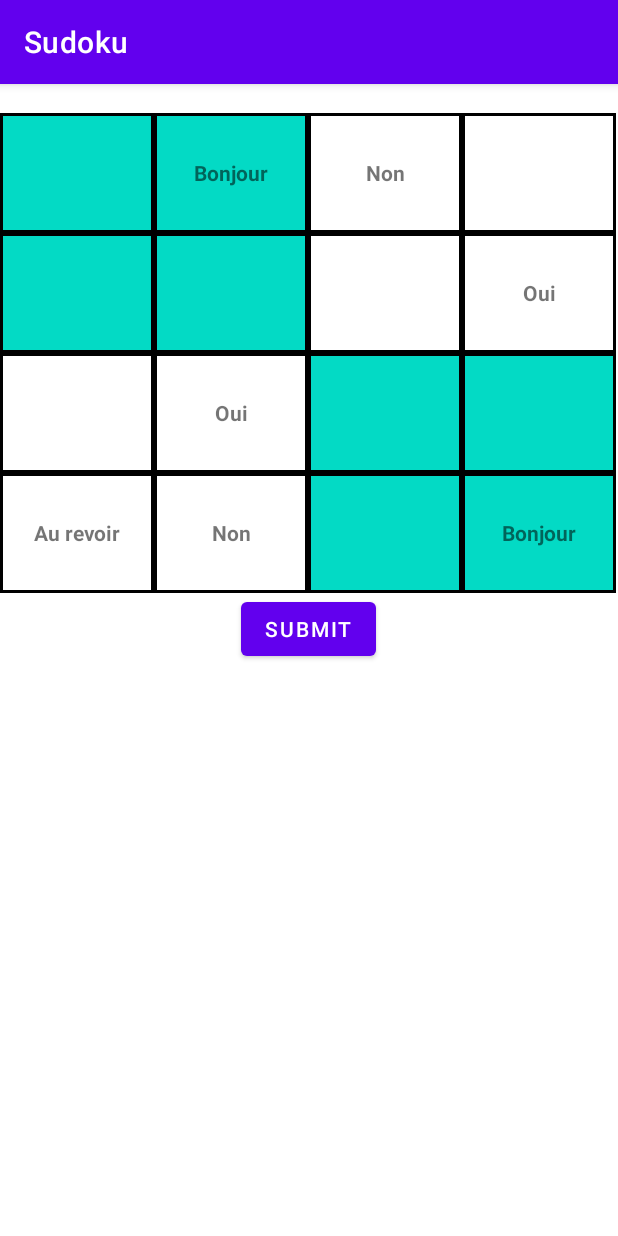
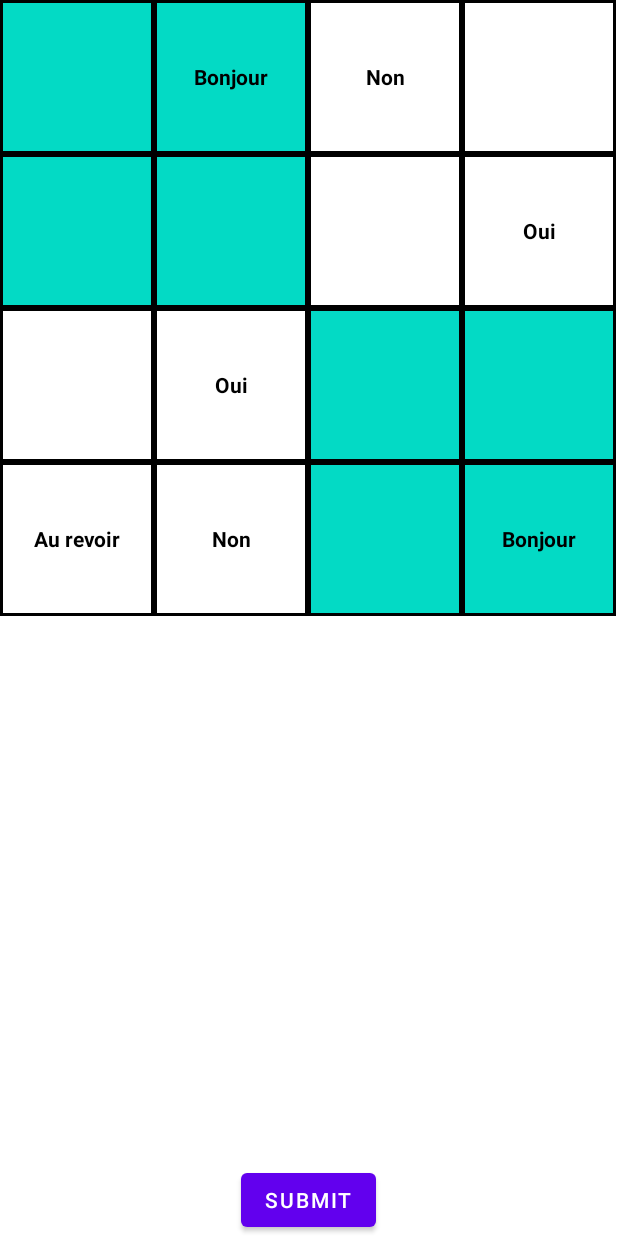
Before and after one commit to Hytherist/Sudoku-Vocab, an Android app: the screen it shows after launch (MainActivity), on a phone screen of 412 x 824 dp. Run offline under Robolectric (Android 15) with nearby library versions, the phone set to English and light mode, and no system bars.

Commit message:
Add dynamic cells to fit different size boards in screen

```diff
--- a/app/src/main/AndroidManifest.xml
+++ b/app/src/main/AndroidManifest.xml
@@ -12,7 +12,7 @@
         android:theme="@style/Theme.Sudoku"
         tools:targetApi="31">
         <activity
-            android:name=".activities.MainActivity"
+            android:name=".controller.MainActivity"
             android:exported="true">
             <intent-filter>
                 <action android:name="android.intent.action.MAIN" />
--- a/app/src/main/java/com/foxtrot/sudoku/activities/MainActivity.java
+++ b/app/src/main/java/com/foxtrot/sudoku/controller/MainActivity.java
@@ -1,11 +1,13 @@
-package com.foxtrot.sudoku.activities;
+package com.foxtrot.sudoku.controller;
 
 import android.graphics.Color;
 import android.graphics.Typeface;
 import android.os.Bundle;
 import android.view.Gravity;
 import android.view.Menu;
+import android.view.View;
 import android.widget.Button;
+import android.widget.GridLayout;
 import android.widget.PopupMenu;
 import android.widget.TableLayout;
 import android.widget.TableRow;
@@ -14,11 +16,14 @@ import androidx.appcompat.app.AlertDialog;
 import androidx.appcompat.app.AppCompatActivity;
 import androidx.core.content.res.ResourcesCompat;
 import com.foxtrot.sudoku.R;
-import com.foxtrot.sudoku.models.App;
-import com.foxtrot.sudoku.models.Board;
-import com.foxtrot.sudoku.models.BoardSize;
-import com.foxtrot.sudoku.models.Pair;
+import com.foxtrot.sudoku.model.App;
+import com.foxtrot.sudoku.model.Board;
+import com.foxtrot.sudoku.model.BoardSize;
+import com.foxtrot.sudoku.model.Pair;
+import com.foxtrot.sudoku.view.SudokuCellView;
+
 import java.util.Map;
+import java.util.Objects;
 
 public class MainActivity extends AppCompatActivity {
 
@@ -44,52 +49,39 @@ public class MainActivity extends AppCompatActivity {
     }
 
     private void displayBoard() {
-        TableLayout sudokuBoard = findViewById(R.id.sudoku_table);
-        sudokuBoard.setStretchAllColumns(true);
+        GridLayout sudokuBoard = findViewById(R.id.sudoku_table);
+        int size = boardSize.getSize();
+        sudokuBoard.setRowCount(size);
+        sudokuBoard.setColumnCount(size);
 
-        for (int i = 0; i < boardSize.getSize(); i++) {
-            TableRow tableRow = new TableRow(this);
-            for (int j = 0; j < boardSize.getSize(); j++) {
-                TextView cell = initializeCell(i, j);
-                tableRow.addView(cell);
+        for (int i = 0; i < size; i++) {
+            for (int j = 0; j < size; j++) {
+                SudokuCellView cell = initializeCell(i, j);
+                sudokuBoard.addView(cell);
             }
-            sudokuBoard.addView(tableRow);
         }
     }
 
-    private TextView initializeCell(int row, int col) {
+    private SudokuCellView initializeCell(int row, int col) {
         Board board = app.getBoard();
         Map<Integer, Pair<String, String>> wordMap = app.getWordMap();
 
-        TextView cell = new TextView(this);
+        SudokuCellView cell = new SudokuCellView(this, boardSize.getSize());
         cell.setGravity(Gravity.CENTER);
 
-        // Set initial word
         int value = board.getValue(row, col);
         Pair<String, String> wordPair = wordMap.get(value);
-        boolean empty = wordPair == null;
-        if (empty) {
+        boolean emptyCell = wordPair == null;
+        if (emptyCell) {
             Typeface normalTypeface = Typeface.defaultFromStyle(Typeface.NORMAL);
             cell.setTypeface(normalTypeface);
             cell.setTextColor(Color.BLUE);
             cell.setText("");
-            cell.setOnClickListener(view -> {
-                PopupMenu popupMenu = new PopupMenu(this, view);
-                for (Map.Entry<Integer, Pair<String, String>> mapping : wordMap.entrySet()) {
-                    popupMenu.getMenu().add(1, mapping.getKey(), Menu.NONE, mapping.getValue().first);
-                }
-
-                popupMenu.setOnMenuItemClickListener(menuItem -> {
-                    ((TextView) view).setText(wordMap.get(menuItem.getItemId()).second);
-                    board.setValue(row, col, menuItem.getItemId());
-                    return true;
-                });
-
-                popupMenu.show();
-            });
+            cell.setOnClickListener(view -> onCellClick(view, row, col));
         } else {
             Typeface boldTypeface = Typeface.defaultFromStyle(Typeface.BOLD);
             cell.setTypeface(boldTypeface);
+            cell.setTextColor(Color.BLACK);
             cell.setText(wordPair.second);
         }
 
@@ -98,6 +90,22 @@ public class MainActivity extends AppCompatActivity {
         cell.setBackground(ResourcesCompat.getDrawable(getResources(), toggle == 0 ? R.drawable.cellteal : R.drawable.cellwhite, null));
 
         return cell;
+    }
+
+    private void onCellClick(View view, int row, int col) {
+        Map<Integer, Pair<String, String>> wordMap = app.getWordMap();
+        PopupMenu popupMenu = new PopupMenu(this, view);
+        for (Map.Entry<Integer, Pair<String, String>> mapping : wordMap.entrySet()) {
+            popupMenu.getMenu().add(1, mapping.getKey(), Menu.NONE, mapping.getValue().first);
+        }
+
+        popupMenu.setOnMenuItemClickListener(menuItem -> {
+            ((TextView) view).setText(Objects.requireNonNull(wordMap.get(menuItem.getItemId())).second);
+            app.getBoard().setValue(row, col, menuItem.getItemId());
+            return true;
+        });
+
+        popupMenu.show();
     }
 
     private void addSubmitButton() {
@@ -112,12 +120,7 @@ public class MainActivity extends AppCompatActivity {
                 builder.setMessage("Incorrect!");
             }
 
-            builder.setPositiveButton(
-                "Close",
-                (dialog, id) -> {
-                    dialog.dismiss();
-                }
-            );
+            builder.setPositiveButton("Close", (dialog, id) -> dialog.dismiss());
 
             AlertDialog dialog = builder.create();
             dialog.show();
--- a/app/src/main/java/com/foxtrot/sudoku/models/App.java
+++ b/app/src/main/java/com/foxtrot/sudoku/model/App.java
@@ -1,15 +1,38 @@
-package com.foxtrot.sudoku.models;
+package com.foxtrot.sudoku.model;
 
 import java.util.Map;
 
 /** Top-level driver class that contains the state of the application. */
 public class App {
 
-    // TODO: load question from DB
+    // TODO: Load question and solutions from DB
     private static int[][] SUDOKU_QUESTION_4X4 = { { 0, 1, 4, 0 }, { 0, 0, 0, 3 }, { 0, 3, 0, 0 }, { 2, 4, 0, 1 } };
 
-    // TODO: load solution from DB
     private static int[][] SUDOKU_SOLUTION_4X4 = { { 3, 1, 4, 2 }, { 4, 2, 1, 3 }, { 1, 3, 2, 4 }, { 2, 4, 3, 1 } };
+
+    private static int[][] SUDOKU_QUESTION_9X9 = {
+        { 0, 6, 9, 7, 0, 0, 5, 0, 1 },
+        { 5, 0, 0, 0, 3, 1, 2, 0, 7 },
+        { 1, 2, 7, 6, 8, 5, 4, 9, 3 },
+        { 0, 0, 5, 0, 6, 9, 3, 1, 0 },
+        { 2, 0, 6, 4, 0, 0, 0, 7, 0 },
+        { 9, 0, 0, 0, 0, 7, 0, 5, 4 },
+        { 0, 0, 2, 0, 0, 6, 0, 3, 0 },
+        { 0, 0, 0, 3, 0, 8, 7, 0, 9 },
+        { 8, 0, 3, 5, 0, 4, 0, 0, 6 },
+    };
+
+    private static int[][] SUDOKU_SOLUTION_9X9 = {
+        { 3, 6, 9, 7, 4, 2, 5, 8, 1 },
+        { 5, 8, 4, 9, 3, 1, 2, 6, 7 },
+        { 1, 2, 7, 6, 8, 5, 4, 9, 3 },
+        { 7, 4, 5, 8, 6, 9, 3, 1, 2 },
+        { 2, 1, 6, 4, 5, 3, 9, 7, 8 },
+        { 9, 3, 8, 2, 1, 7, 6, 5, 4 },
+        { 4, 9, 2, 1, 7, 6, 8, 3, 5 },
+        { 6, 5, 1, 3, 2, 8, 7, 4, 9 },
+        { 8, 7, 3, 5, 9, 4, 1, 2, 6 },
+    };
 
     private Board board;
 
@@ -40,24 +63,22 @@ public class App {
         switch (boardSize) {
             case _4X4:
                 return SUDOKU_QUESTION_4X4;
-            case _6X6:
             case _9X9:
-            case _12X12:
+                return SUDOKU_QUESTION_9X9;
+            default:
                 throw new UnsupportedOperationException();
         }
-        return null;
     }
 
     private int[][] getSudokuSolution(BoardSize boardSize) {
         switch (boardSize) {
             case _4X4:
                 return SUDOKU_SOLUTION_4X4;
-            case _6X6:
             case _9X9:
-            case _12X12:
+                return SUDOKU_SOLUTION_9X9;
+            default:
                 throw new UnsupportedOperationException();
         }
-        return null;
     }
 
     public Board getBoard() {
--- a/app/src/main/java/com/foxtrot/sudoku/models/Board.java
+++ b/app/src/main/java/com/foxtrot/sudoku/model/Board.java
@@ -1,4 +1,4 @@
-package com.foxtrot.sudoku.models;
+package com.foxtrot.sudoku.model;
 
 public class Board {
 
--- a/app/src/main/java/com/foxtrot/sudoku/models/BoardSize.java
+++ b/app/src/main/java/com/foxtrot/sudoku/model/BoardSize.java
@@ -1,10 +1,10 @@
-package com.foxtrot.sudoku.models;
+package com.foxtrot.sudoku.model;
 
 public enum BoardSize {
     _4X4(4, 2, 2),
     _6X6(6, 2, 3),
     _9X9(9, 3, 3),
-    _12X12(12, 4, 4);
+    _12X12(12, 3, 4);
 
     private final int size;
     private final int gridRowSize;
--- a/app/src/main/java/com/foxtrot/sudoku/models/Pair.java
+++ b/app/src/main/java/com/foxtrot/sudoku/model/Pair.java
@@ -1,4 +1,4 @@
-package com.foxtrot.sudoku.models;
+package com.foxtrot.sudoku.model;
 
 public class Pair<T, U> {
 
--- /dev/null
+++ b/app/src/main/java/com/foxtrot/sudoku/view/SudokuCellView.java
@@ -0,0 +1,28 @@
+package com.foxtrot.sudoku.view;
+
+import android.content.Context;
+
+import androidx.appcompat.widget.AppCompatTextView;
+
+public class SudokuCellView extends AppCompatTextView {
+
+    private final int gridSize;
+
+    public SudokuCellView(Context context) {
+        super(context);
+        gridSize = 0;
+    }
+
+    public SudokuCellView(Context context, int gridSize) {
+        super(context);
+        this.gridSize = gridSize;
+    }
+
+    @Override
+    protected void onMeasure(int widthMeasureSpec, int heightMeasureSpec) {
+        int width = MeasureSpec.getSize(widthMeasureSpec);
+        int height = MeasureSpec.getSize(heightMeasureSpec);
+        int size = Math.min(width, height) / gridSize;
+        setMeasuredDimension(size, size);
+    }
+}
--- a/app/src/main/res/layout/activity_main.xml
+++ b/app/src/main/res/layout/activity_main.xml
@@ -4,35 +4,12 @@
     android:layout_height="match_parent"
     android:orientation="vertical">
 
-    <TableLayout
+    <GridLayout
         android:id="@+id/sudoku_table"
         android:layout_width="match_parent"
-        android:layout_height="wrap_content">
-<!--        android:stretchColumns="*"-->
-        <TableRow>
-            <TextView
-                android:layout_width="100dp"
-                android:layout_weight="0"
-                android:layout_height="wrap_content"
-                android:gravity="center"/>
-            <TextView
-                android:layout_width="100dp"
-                android:layout_weight="0"
-                android:layout_height="wrap_content"
-                android:gravity="center"/>
-            <TextView
-                android:layout_width="100dp"
-                android:layout_weight="0"
-                android:layout_height="wrap_content"
-                android:gravity="center"/>
-            <TextView
-                android:layout_width="100dp"
-                android:layout_weight="0"
-                android:layout_height="wrap_content"
-                android:gravity="center"/>
-        </TableRow>
-
-    </TableLayout>
+        android:layout_height="0dp"
+        android:layout_weight="1">
+    </GridLayout>
 
     <Button
         android:id="@+id/submit_button"
--- a/app/src/main/res/values/themes.xml
+++ b/app/src/main/res/values/themes.xml
@@ -12,5 +12,7 @@
         <!-- Status bar color. -->
         <item name="android:statusBarColor" tools:targetApi="21">?attr/colorPrimaryVariant</item>
         <!-- Customize your theme here. -->
+        <item name="windowNoTitle">true</item>
+        <item name="windowActionBar">false</item>
     </style>
 </resources>
```
Also changed, not shown: 8 other files.
